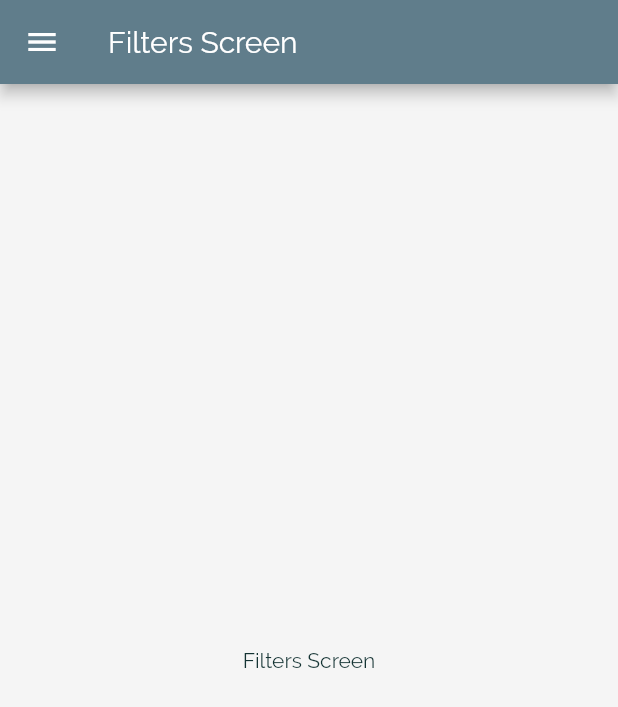
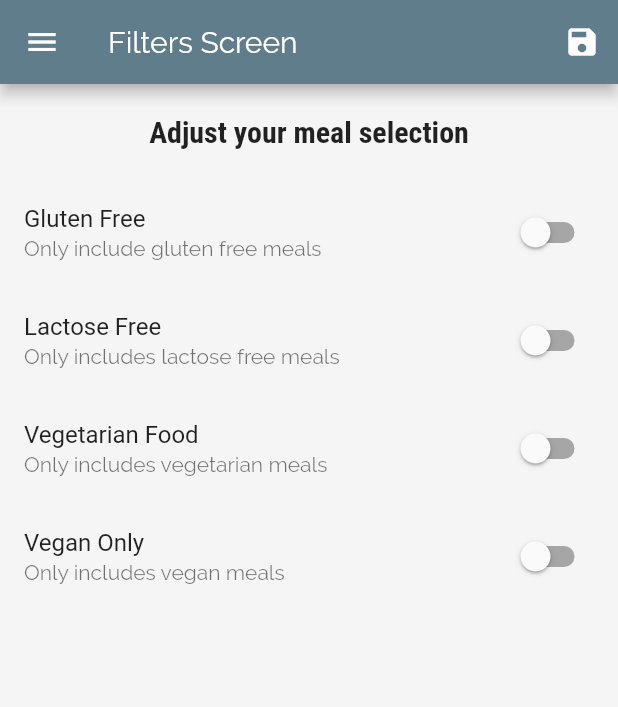
Before and after one commit to sharmasidharth1910/meals_app, a Flutter app: the FiltersScreen screen opened by its route, on a phone screen of 412 x 824 dp. Shown: the top 707 px of the screen. Run offline on Flutter 3.47's test engine with Material 2 defaults, Android fonts, the phone set to English and light mode, and no system bars.

Commit message:
Added the functionality to apply the filters to the dishes according to preferences.

```diff
--- a/lib/main.dart
+++ b/lib/main.dart
@@ -1,4 +1,6 @@
 import 'package:flutter/material.dart';
+import 'package:meals_app/data/dummy_data.dart';
+import 'models/meals.dart';
 import 'package:meals_app/screens/categories_screen.dart';
 import 'package:meals_app/screens/filters_screen.dart';
 import 'package:meals_app/screens/meal_detail_screen.dart';
@@ -8,7 +10,43 @@ import './screens/category_meals_screen.dart';
 
 void main() => runApp(MyApp());
 
-class MyApp extends StatelessWidget {
+class MyApp extends StatefulWidget {
+  @override
+  _MyAppState createState() => _MyAppState();
+}
+
+class _MyAppState extends State<MyApp> {
+
+  Map<String, bool> _filters = {
+    "gluten": false,
+    "vegetarian": false,
+    "vegan": false,
+    "lactose": false,
+  };
+
+  List<Meal> _availableMeals = DUMMY_MEALS;
+
+  void _setFilters(Map<String, bool> filterData) {
+    setState(() {
+      _filters = filterData;
+      _availableMeals = DUMMY_MEALS.where((meal) {
+        if (_filters["gluten"] && !meal.isGlutenFree) {
+          return false;
+        }
+        if (_filters["lactose"] && !meal.isLactoseFree) {
+          return false;
+        }
+        if (_filters["vegan"] && !meal.isVegan) {
+          return false;
+        }
+        if (_filters["vegetarian"] && !meal.isVegetarian) {
+          return false;
+        }
+        return true;
+      }).toList();
+    });
+  }
+
   @override
   Widget build(BuildContext context) {
     return MaterialApp(
@@ -36,9 +74,10 @@ class MyApp extends StatelessWidget {
       home: TabsScreen(),
       routes: {
         TabsScreen.id: (context) => TabsScreen(),
-        FiltersScreen.id: (context) => FiltersScreen(),
+        FiltersScreen.id: (context) => FiltersScreen(_filters, _setFilters),
         CategoriesScreen.id : (context) => CategoriesScreen(),
-        CategoryMealsScreen.id :(context) => CategoryMealsScreen(),
+        CategoryMealsScreen.id: (context) =>
+            CategoryMealsScreen(_availableMeals),
         MealDetailScreen.id : (context) => MealDetailScreen(),
       },
     );
--- a/lib/screens/category_meals_screen.dart
+++ b/lib/screens/category_meals_screen.dart
@@ -1,10 +1,13 @@
 import 'package:flutter/material.dart';
-import 'package:meals_app/data/dummy_data.dart';
 import 'package:meals_app/models/meals.dart';
 import 'package:meals_app/widgets/meal_item.dart';
 
 class CategoryMealsScreen extends StatefulWidget {
   static const id = "/category-meals-screens";
+
+  final List<Meal> availableMeals;
+
+  CategoryMealsScreen(this.availableMeals);
 
   @override
   _CategoryMealsScreenState createState() => _CategoryMealsScreenState();
@@ -26,7 +29,7 @@ class _CategoryMealsScreenState extends State<CategoryMealsScreen> {
           .arguments as Map<String, String>;
       categoryTitle = routeArgs["title"];
       final categoryId = routeArgs["id"];
-      displayedMeals = DUMMY_MEALS.where((meal) {
+      displayedMeals = widget.availableMeals.where((meal) {
         return meal.categories.contains(categoryId);
       }).toList();
       _loadedData = true;
--- a/lib/screens/favourites_screen.dart
+++ b/lib/screens/favourites_screen.dart
@@ -4,7 +4,7 @@ class FavouritesScreen extends StatelessWidget {
   @override
   Widget build(BuildContext context) {
     return Center(
-      child: Text("Favourites Screeen !"),
+      child: Text("You have no favourites yet - start adding some !"),
     );
   }
 }
--- a/lib/screens/filters_screen.dart
+++ b/lib/screens/filters_screen.dart
@@ -1,19 +1,109 @@
 import 'package:flutter/material.dart';
+import 'package:meals_app/data/dummy_data.dart';
+import 'package:meals_app/models/meals.dart';
 import 'package:meals_app/widgets/main_drawer.dart';
 
-class FiltersScreen extends StatelessWidget {
+class FiltersScreen extends StatefulWidget {
+  static const id = "FiltersScreen";
+  final Function _saveFilters;
+  final Map<String, bool> currentFilters;
 
-  static const id = "FiltersScreen";
+  FiltersScreen(this.currentFilters, this._saveFilters);
+
+  @override
+  _FiltersScreenState createState() => _FiltersScreenState();
+}
+
+class _FiltersScreenState extends State<FiltersScreen> {
+  bool _glutenFree = false;
+  bool _vegetarian = false;
+  bool _vegan = false;
+  bool _lactoseFree = false;
+
+  @override
+  void initState() {
+    _glutenFree = widget.currentFilters["gluten"];
+    _lactoseFree = widget.currentFilters["lactose"];
+    _vegan = widget.currentFilters["vegan"];
+    _vegetarian = widget.currentFilters["vegetarian"];
+    super.initState();
+  }
+
+  List<Meal> availableMeals = DUMMY_MEALS;
+
+  Widget _BuildSwitchListTile(String title, String subTitle, bool currentValue,
+      Function updateValue) {
+    return SwitchListTile(
+        title: Text(title),
+        value: currentValue,
+        subtitle: Text(subTitle),
+        onChanged: updateValue);
+  }
 
   @override
   Widget build(BuildContext context) {
     return Scaffold(
       appBar: AppBar(
         title: Text("Filters Screen"),
+        actions: <Widget>[
+          IconButton(icon: Icon(Icons.save), onPressed: () {
+            final selectedFilters = {
+              "gluten": _glutenFree,
+              "vegetarian": _vegetarian,
+              "vegan": _vegan,
+              "lactose": _lactoseFree,
+            };
+            widget._saveFilters(selectedFilters);
+          },)
+        ],
       ),
       drawer: MainDrawer(),
-      body: Center(
-        child: Text("Filters Screen"),
+      body: Column(
+        children: <Widget>[
+          Container(
+            padding: EdgeInsets.all(20),
+            child: Text(
+              "Adjust your meal selection",
+              style: Theme
+                  .of(context)
+                  .textTheme
+                  .title,
+            ),
+          ),
+          Expanded(
+            child: ListView(
+              children: <Widget>[
+                _BuildSwitchListTile("Gluten Free",
+                  "Only include gluten free meals", _glutenFree, (newValue) {
+                    setState(() {
+                      _glutenFree = newValue;
+                    });
+                  },),
+                _BuildSwitchListTile(
+                  "Lactose Free", "Only includes lactose free meals",
+                  _lactoseFree, (newValue) {
+                  setState(() {
+                    _lactoseFree = newValue;
+                  });
+                },),
+                _BuildSwitchListTile(
+                  "Vegetarian Food", "Only includes vegetarian meals",
+                  _vegetarian, (newValue) {
+                  setState(() {
+                    _vegetarian = newValue;
+                  });
+                },),
+                _BuildSwitchListTile(
+                  "Vegan Only", "Only includes vegan meals", _vegan, (
+                    newValue) {
+                  setState(() {
+                    _vegan = newValue;
+                  });
+                },),
+              ],
+            ),
+          ),
+        ],
       ),
     );
   }
```
